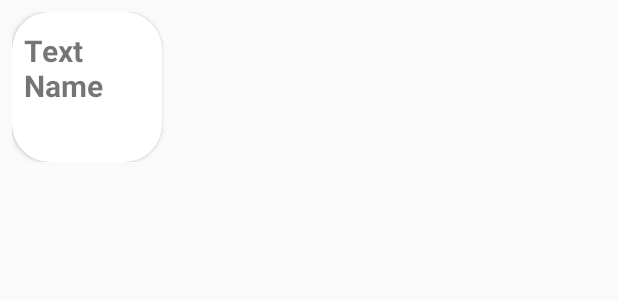
After one commit to Manuhmutua/WhatsAppClone, an Android app: the layout item_status_list.xml on its own in the app's theme, with its tools: preview values and no code run, on a phone screen of 412 x 824 dp. The commit adds this screen. Shown: the top 300 px of the screen. Run offline under Robolectric (Android 15) with nearby library versions, the phone set to English and light mode, and no system bars.

Commit message:
Status List Screen Layout

```diff
--- a/app/src/main/res/layout/fragment_status_list.xml
+++ b/app/src/main/res/layout/fragment_status_list.xml
@@ -5,10 +5,9 @@
     android:layout_height="match_parent"
     tools:context=".fragments.StatusListFragment">
 
-    <!-- TODO: Update blank fragment layout -->
-    <TextView
+    <androidx.recyclerview.widget.RecyclerView
+        android:id="@+id/statusListRV"
         android:layout_width="match_parent"
-        android:layout_height="match_parent"
-        android:text="@string/hello_status_update_fragment" />
+        android:layout_height="match_parent" />
 
 </FrameLayout>
--- /dev/null
+++ b/app/src/main/res/layout/item_status_list.xml
@@ -0,0 +1,45 @@
+<?xml version="1.0" encoding="utf-8"?>
+<RelativeLayout xmlns:android="http://schemas.android.com/apk/res/android"
+    xmlns:app="http://schemas.android.com/apk/res-auto"
+    android:id="@+id/itemLayout"
+    android:layout_width="match_parent"
+    android:layout_height="@dimen/chat_image_size"
+    android:layout_margin="@dimen/grid_2"
+    android:gravity="center_vertical"
+    android:orientation="vertical">
+
+    <androidx.cardview.widget.CardView
+        android:id="@+id/itemCV"
+        android:layout_width="@dimen/chat_image_size"
+        android:layout_height="@dimen/chat_image_size"
+        android:layout_centerHorizontal="true"
+        android:layout_alignParentLeft="true"
+        android:padding="@dimen/grid_2"
+        app:cardCornerRadius="@dimen/card_corner_radius">
+
+        <ImageView
+            android:layout_width="wrap_content"
+            android:layout_height="match_parent"
+            android:scaleType="center"/>
+        <LinearLayout
+            android:layout_width="wrap_content"
+            android:layout_height="match_parent"
+            android:paddingLeft="@dimen/grid_2"
+            android:orientation="vertical"
+            android:layout_toRightOf = "@id/itemCV"
+            android:gravity="center_vertical">
+
+            <TextView
+                android:id="@+id/itemNameTV"
+                android:layout_width="wrap_content"
+                android:layout_height="wrap_content"
+                android:text="Text Name"
+                style="@style/Title"/>
+            <TextView
+                android:id="@+id/itemTimeTV"
+                android:layout_width="wrap_content"
+                android:layout_height="wrap_content"
+                style="@style/Text"/>
+        </LinearLayout>
+    </androidx.cardview.widget.CardView>
+</RelativeLayout>
```
